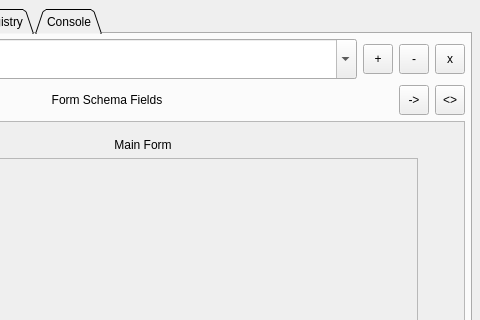
Before: the Qt Designer form modules/kafman/src/main/kafman/resources/forms/main_qt_view.ui in yorevs/hspylib, drawn with Qt 5; both pictures show x 544 to 1024 and y 0 to 320 of the 1024 by 700 pixel window.
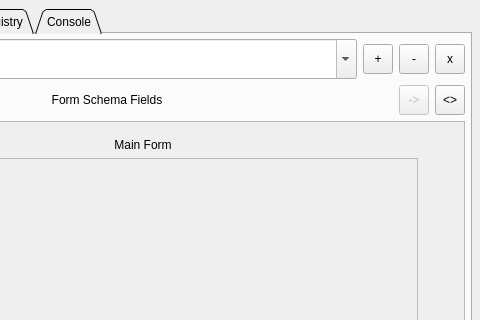
After: the same form once the commit is applied. Custom widgets are drawn as their Qt base class.

The edit to the form file:
```diff
--- a/modules/kafman/src/main/kafman/resources/forms/main_qt_view.ui
+++ b/modules/kafman/src/main/kafman/resources/forms/main_qt_view.ui
@@ -1331,7 +1331,7 @@
                  <item row="0" column="1">
                   <widget class="QToolButton" name="tbtn_export_form">
                    <property name="enabled">
-                    <bool>true</bool>
+                    <bool>false</bool>
                    </property>
                    <property name="minimumSize">
                     <size>
```
Left out of the diff: 58 changed lines with no effect on the pictures.
